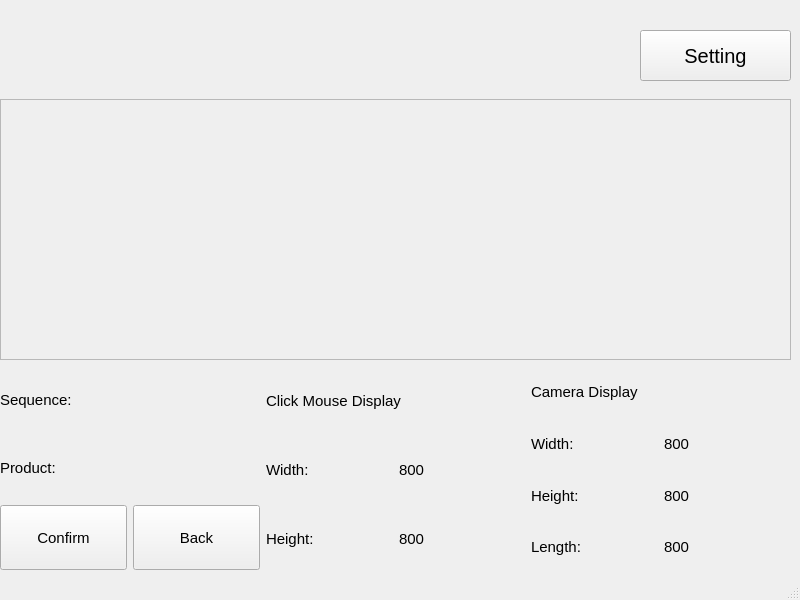
Before: the Qt Designer form Greyform-linux/Python_Application/UI_Design/mainframe.ui in mokzhizhuan/GreyForm_UIs, drawn with Qt 5.
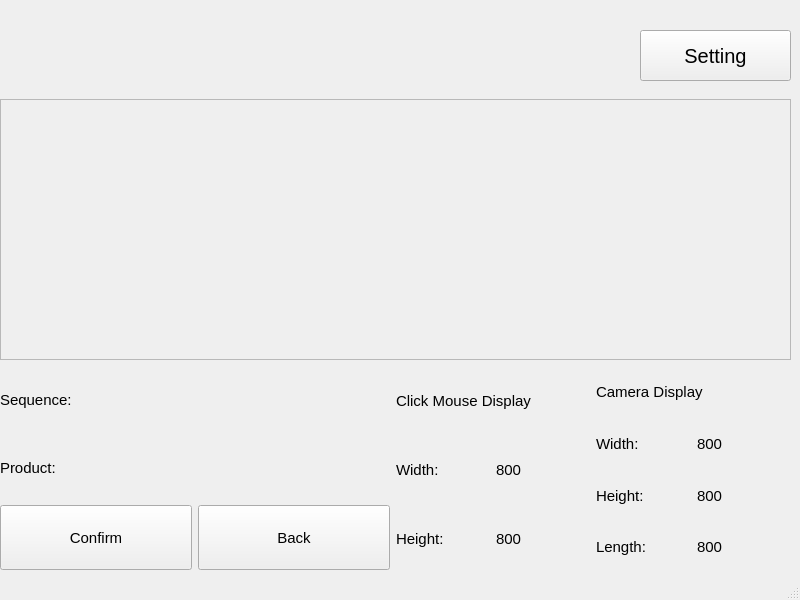
After: the same form once the commit is applied. The open tabs and pages were chosen to show the change.

What changed in the file:
```diff
--- a/Greyform-linux/Python_Application/UI_Design/mainframe.ui
+++ b/Greyform-linux/Python_Application/UI_Design/mainframe.ui
@@ -448,7 +448,7 @@
           <height>201</height>
          </rect>
         </property>
-        <layout class="QHBoxLayout" name="horizontalLayout_3" stretch="1,1,1">
+        <layout class="QHBoxLayout" name="horizontalLayout_3" stretch="2,1,1">
          <item>
           <layout class="QHBoxLayout" name="horizontalLayout_17" stretch="0">
            <property name="sizeConstraint">
```
